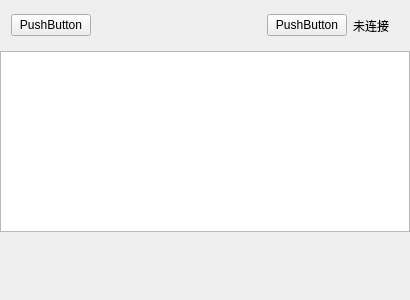
Before: the Qt Designer form mvp/mainwindow/mainwindow.ui in shuai132/qtlistwidget, drawn with Qt 5.
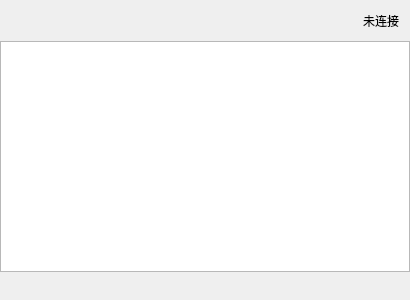
After: the same form once the commit is applied.

Diff of the .ui file:
```diff
--- a/mvp/mainwindow/mainwindow.ui
+++ b/mvp/mainwindow/mainwindow.ui
@@ -18,9 +18,9 @@
     <property name="geometry">
      <rect>
       <x>0</x>
-      <y>51</y>
+      <y>41</y>
       <width>410</width>
-      <height>181</height>
+      <height>231</height>
      </rect>
     </property>
    </widget>
@@ -29,8 +29,8 @@
      <rect>
       <x>0</x>
       <y>0</y>
-      <width>400</width>
-      <height>51</height>
+      <width>410</width>
+      <height>41</height>
      </rect>
     </property>
     <property name="minimumSize">
@@ -40,13 +40,6 @@
      </size>
     </property>
     <layout class="QHBoxLayout" name="horizontalLayout">
-     <item>
-      <widget class="QPushButton" name="pbId">
-       <property name="text">
-        <string>PushButton</string>
-       </property>
-      </widget>
-     </item>
      <item>
       <spacer name="horizontalSpacer">
        <property name="orientation">
@@ -60,13 +53,6 @@
        </property>
       </spacer>
      </item>
-     <item>
-      <widget class="QPushButton" name="pbState">
-       <property name="text">
-        <string>PushButton</string>
-       </property>
-      </widget>
-     </item>
      <item>
       <widget class="QLabel" name="lbConState">
        <property name="text">
```
